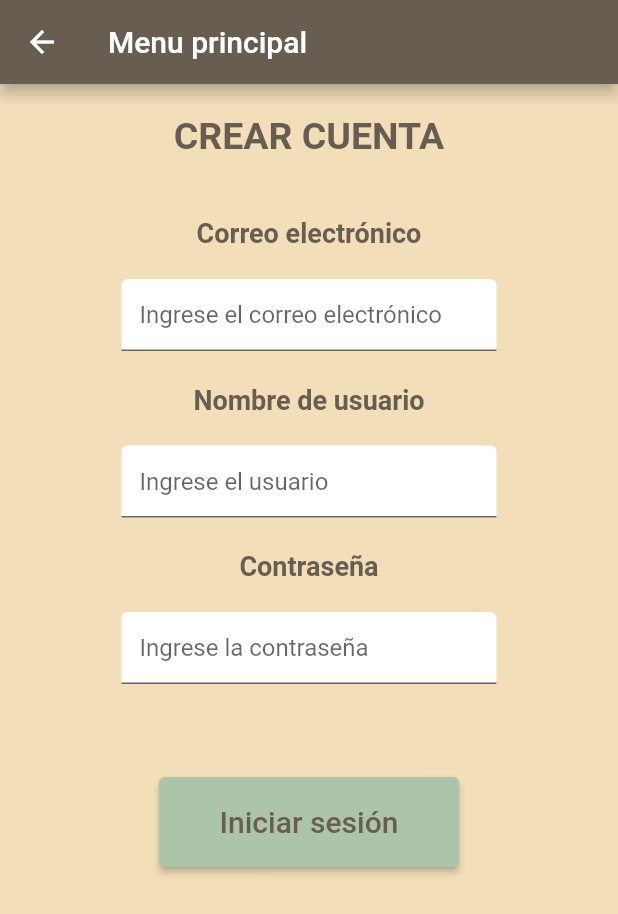
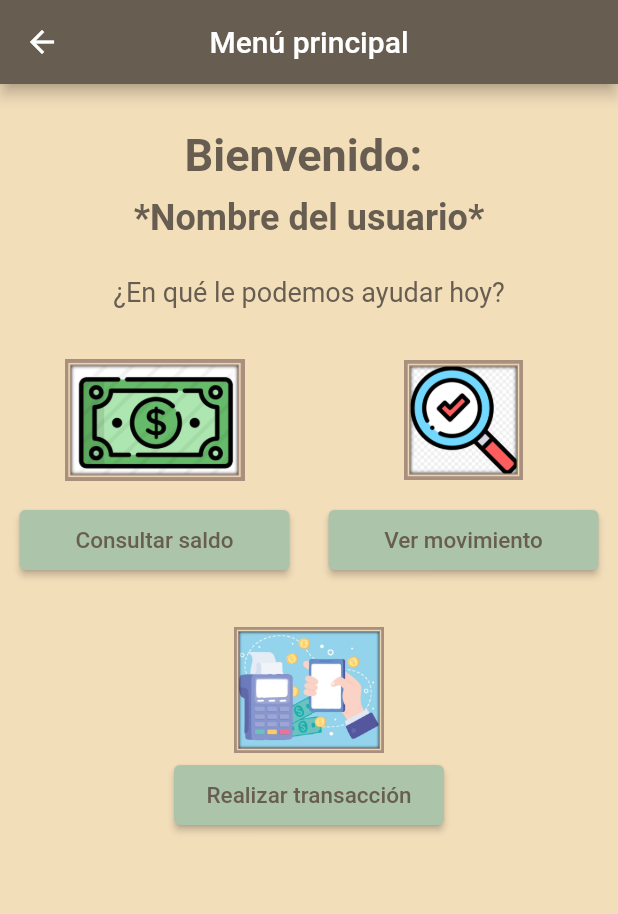
Before and after one commit to Carlos-Bravo7/Maquina_transaccional, a Flutter app: the menu_principal screen opened directly, on a phone screen of 412 x 824 dp. Shown: the top 914 px of the screen. Run offline on Flutter 3.47's test engine with Material 2 defaults, Android fonts, the phone set to English and light mode, and no system bars.

Commit message:
vista menu principal terminada

```diff
--- a/maquina_transaccional/lib/views/Inicio_sesion.dart
+++ b/maquina_transaccional/lib/views/Inicio_sesion.dart
@@ -133,28 +133,3 @@ Widget textfield_contrasena(){
   );
 
 }
-
-Widget texto_correo(){
-  return const Text("Correo electrónico",
-              style: TextStyle(color: Color.fromRGBO(103, 93, 80, 1.0),
-              fontSize: 18,
-              fontWeight: FontWeight.bold
-              )
-            );
-
-}
-
-Widget textfield_correo(){
-  return Container(
-    width: 250,
-    height: 50,
-    child: const TextField(
-      decoration: InputDecoration(
-        hintText: "Ingrese el correo electrónico",
-        fillColor: Colors.white,
-        filled: true
-      ),
-    ),
-  );
-
-}
--- a/maquina_transaccional/lib/views/menu_principal.dart
+++ b/maquina_transaccional/lib/views/menu_principal.dart
@@ -15,28 +15,84 @@ class menu_principal extends StatelessWidget {
     return Scaffold(
       backgroundColor: Color.fromRGBO(243, 222, 186, 1.0),
       appBar: AppBar(
-        title: Text("Menu principal"),
+        centerTitle: true,
+        title: Text("Menú principal"),
         backgroundColor: Color.fromRGBO(103, 93, 80, 1.0),
       ),
       body: Center(
         child: Column(
           children: [
-            cuerpo(),
             const SizedBox(
               width: 10,
-              height: 60,
+              height: 30,
              ),
+            column_principal(),
+            const SizedBox(
+              width: 10,
+              height: 15,
+            ),
+            Column(
+              children: [
+                row_images(),
+                Row(
+                  mainAxisAlignment: MainAxisAlignment.spaceAround,
+                  mainAxisSize: MainAxisSize.max,
+                  children: [
+                    //Botón consultar saldo
                     Container(
-              width: 200,
-              height: 60,
+                      width: 180,
+                      height: 40,
                       child: ElevatedButton(
                         style: buttontyle,
                         onPressed: (){
                           Navigator.push(context,
-                    MaterialPageRoute(builder: (context)=> crear_cuenta())
+                            MaterialPageRoute(builder: (context)=> const crear_cuenta())
                           );
                        },
-                child: Text("Iniciar sesión", style: TextStyle(fontSize: 20),)),
+                        child: const Text("Consultar saldo", style: TextStyle(fontSize: 15))
+                      ),
+                    ),
+                    //Botón ver movimientos
+                    Container(
+                      width: 180,
+                      height: 40,
+                      child: ElevatedButton(
+                        style: buttontyle,
+                        onPressed: (){
+                          Navigator.push(context,
+                            MaterialPageRoute(builder: (context)=> const crear_cuenta())
+                          );
+                       },
+                        child: const Text("Ver movimiento", style: TextStyle(fontSize: 15))
+                      ),
+                    ),
+                  ],
+                ),
+                const SizedBox(
+                  width: 10,
+                  height: 30,
+                ),
+                //Botón realizar transacción
+                Container(
+                  width: 100,
+                  height: 100,
+                  child: Image.asset('assets/transferencia.png'),
+                ),
+                Container(
+                      width: 180,
+                      height: 40,
+                      child: ElevatedButton(
+                        style: buttontyle,
+                        onPressed: (){
+                          Navigator.push(context,
+                            MaterialPageRoute(builder: (context)=> const crear_cuenta())
+                          );
+                       },
+                        child: Center(child: const Text("Realizar transacción", style: TextStyle(fontSize: 15)))
+                      ),
+                    ),
+
+              ],
             ),
             const SizedBox(
               height: 40,
@@ -48,3 +104,63 @@ class menu_principal extends StatelessWidget {
     );
   }
 }
+
+Widget column_principal(){
+  return Column(
+    mainAxisAlignment: MainAxisAlignment.start,
+    crossAxisAlignment: CrossAxisAlignment.center,
+    mainAxisSize: MainAxisSize.min,
+      children: const [
+        Text("Bienvenido: ",
+            style: TextStyle(color: Color.fromRGBO(103, 93, 80, 1.0),
+            fontSize: 30,
+            fontWeight: FontWeight.bold
+            )
+        ),
+        SizedBox(
+          width: 10,
+          height: 10,
+        ),
+        Text("*Nombre del usuario*",
+            style: TextStyle(color: Color.fromRGBO(103, 93, 80, 1.0),
+            fontSize: 24,
+            fontWeight: FontWeight.bold
+            )
+        ),
+        SizedBox(
+          width: 10,
+          height: 25,
+        ),
+        Text("¿En qué le podemos ayudar hoy?",
+            style: TextStyle(color: Color.fromRGBO(103, 93, 80, 1.0),
+            fontSize: 18,
+            fontWeight: FontWeight.normal
+            )
+        ),
+
+    ],
+  );
+
+}
+
+Widget row_images (){
+  return Row(
+    mainAxisAlignment: MainAxisAlignment.spaceAround,
+    mainAxisSize: MainAxisSize.max,
+    children: [
+      Container(
+        width: 120,
+        height: 120,
+        child: Image.asset('assets/saldo.png'),
+      ),
+      Container(
+        padding: EdgeInsets.all(20.0),
+        width: 120,
+        height: 120,
+        child: Image.asset('assets/ver_transac.png'),
+      )
+
+    ],
+  );
+
+}
```
Also changed, not shown: maquina_transaccional/assets/saldo.png (added), maquina_transaccional/assets/transferencia.png (added), maquina_transaccional/assets/ver_transac.png (added). Lines whose indentation alone changed are shown as unchanged.
